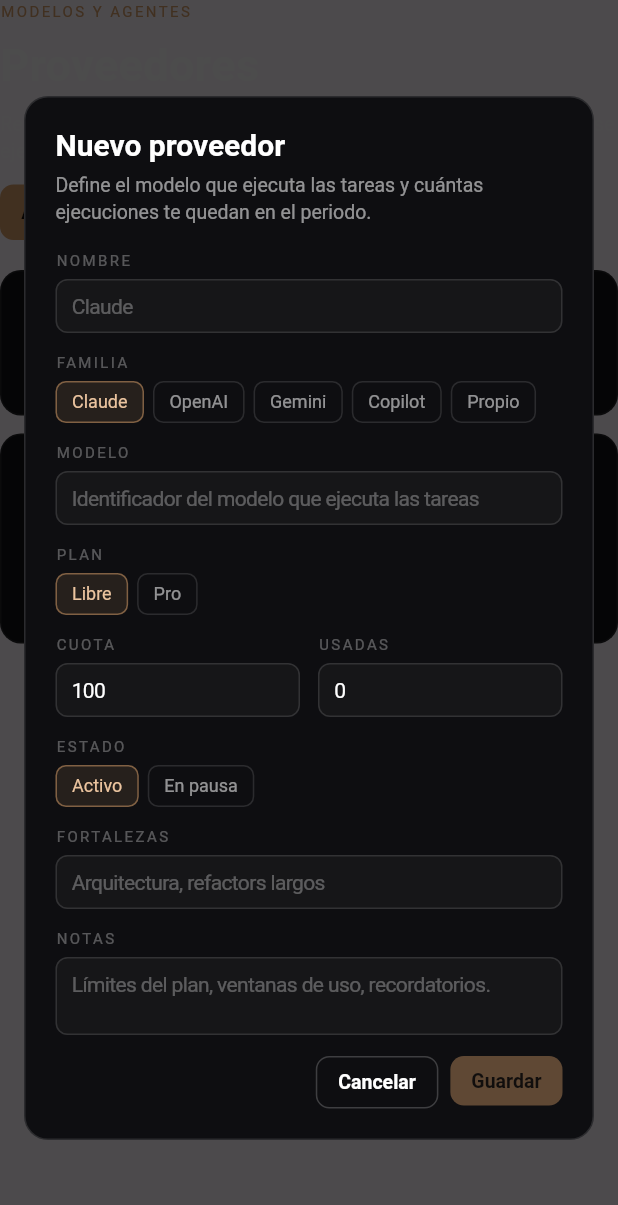
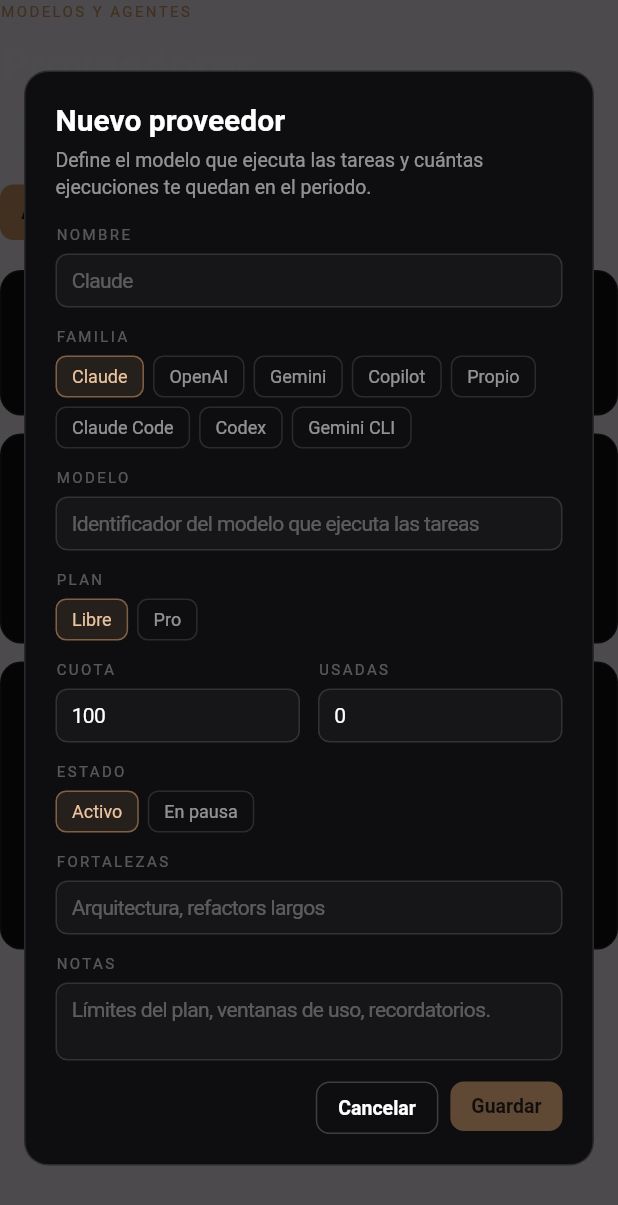
Before and after one commit to Sergiolin5/ashur-core, a Flutter app: the PaginaProveedores widget shown alone on an empty page, opened directly with empty values, after a tap on "Añadir proveedor", on a phone screen of 412 x 824 dp. Shown: the top 1205 px of the screen. Run offline on Flutter 3.47's test engine with Material 3 defaults, Android fonts, the phone set to English and light mode, and no system bars; our stand-ins replace flutter_secure_storage; accounts and stored records are empty; Roboto replaces fonts that are missing (Menlo).

Commit message:
App: Workbench muestra las tareas que esperan a un equipo y los equipos
Familias Claude Code, Codex y Gemini CLI en los proveedores, el estado de
espera con Cancelar espera en el detalle, y la lista de equipos vistos.

Co-Authored-By: Claude Fable 5.2 <noreply@anthropic.com>

```diff
--- a/app/lib/workbench/almacen.dart
+++ b/app/lib/workbench/almacen.dart
@@ -10,6 +10,7 @@ const tipoProveedores = 'proveedores';
 const tipoTareas = 'tareas';
 const tipoEntregas = 'entregas';
 const tipoServidores = 'servidores';
+const tipoEquipos = 'equipos';
 
 const tiposTarea = {
   'funcion': 'Función',
@@ -41,7 +42,13 @@ const familias = {
   'gemini': 'Gemini',
   'copilot': 'Copilot',
   'propio': 'Propio',
+  'claude_code': 'Claude Code',
+  'codex': 'Codex',
+  'gemini_cli': 'Gemini CLI',
 };
+
+/// Familias que resuelve un equipo de Sergio con el programa oficial y su sesión, no una API con clave.
+const familiasDeEquipo = {'claude_code', 'codex', 'gemini_cli'};
 
 const coloresFamilia = {
   'claude': 0xFFD9A06A,
@@ -49,6 +56,9 @@ const coloresFamilia = {
   'gemini': 0xFF8FA9D9,
   'copilot': 0xFFC7A6D9,
   'propio': 0xFF9C9A8E,
+  'claude_code': 0xFFE3B98F,
+  'codex': 0xFF7FB8AE,
+  'gemini_cli': 0xFF8FA9D9,
 };
 
 const plataformas = ['ios', 'macos', 'web', 'android', 'windows'];
@@ -106,6 +116,9 @@ class DatosWorkbench extends ChangeNotifier {
   List<Registro> tareas = [];
   List<Registro> entregas = [];
   List<Registro> servidores = [];
+
+  /// Los equipos que corren el ejecutor, con la última vez que pidieron trabajo.
+  List<Registro> equipos = [];
   bool cargando = true;
   String? aviso;
   bool avisoEsError = false;
@@ -131,12 +144,14 @@ class DatosWorkbench extends ChangeNotifier {
         almacen.listar(tipoTareas),
         almacen.listar(tipoEntregas),
         almacen.listar(tipoServidores),
+        almacen.listar(tipoEquipos),
       ]);
       proyectos = listas[0];
       proveedores = listas[1];
       tareas = listas[2];
       entregas = listas[3];
       servidores = listas[4];
+      equipos = listas[5];
     } catch (e) {
       aviso = '$e';
       avisoEsError = true;
--- a/app/lib/workbench/pagina_proveedores.dart
+++ b/app/lib/workbench/pagina_proveedores.dart
@@ -61,6 +61,28 @@ class PaginaProveedores extends StatelessWidget {
               ],
             );
           },
+        ),
+        const SizedBox(height: 12),
+        Seccion(
+          etiqueta: 'Sin claves',
+          titulo: 'Equipos',
+          child: Column(
+            crossAxisAlignment: CrossAxisAlignment.stretch,
+            children: [
+              const Text(
+                'Claude Code, Codex y Gemini CLI no usan clave: las tareas las resuelve uno de tus equipos con el '
+                'programa oficial y tu sesión. Esperan hasta que el equipo esté en la red con el ejecutor.',
+                style: wbCuerpo,
+              ),
+              const SizedBox(height: 12),
+              if (datos.equipos.isEmpty) const Text('Ningún equipo ha pedido trabajo todavía.', style: wbCuerpo),
+              for (final e in datos.equipos)
+                Dato(
+                  '${e['nombre']} · ${[for (final f in (e['familias'] as List?) ?? const []) familias[f] ?? f].join(', ')}',
+                  'visto ${fechaCorta(e['visto'])}',
+                ),
+            ],
+          ),
         ),
       ],
     );
@@ -238,7 +260,13 @@ class _FormularioProveedorState extends State<_FormularioProveedor> {
       children: [
         Campo('Nombre', _nombre, pista: 'Claude'),
         Selector('Familia', opciones: familias, valor: _familia, alElegir: (v) => setState(() => _familia = v)),
-        Campo('Modelo', _modelo, pista: 'Identificador del modelo que ejecuta las tareas'),
+        Campo(
+          'Modelo',
+          _modelo,
+          pista: familiasDeEquipo.contains(_familia)
+              ? 'Opcional: el modelo que usa el programa del equipo'
+              : 'Identificador del modelo que ejecuta las tareas',
+        ),
         Selector(
           'Plan',
           opciones: const {'libre': 'Libre', 'pro': 'Pro'},
--- a/app/lib/workbench/pagina_tareas.dart
+++ b/app/lib/workbench/pagina_tareas.dart
@@ -297,11 +297,16 @@ class _PantallaTareaState extends State<PantallaTarea> {
   Future<void> _ejecutar() async {
     setState(() => _ejecutando = true);
     await _datos.hacer(() async {
-      await _datos.almacen.ejecutarTarea(widget.id);
-      return 'Ejecución terminada';
+      final tarea = await _datos.almacen.ejecutarTarea(widget.id);
+      return tarea['espera_equipo'] == true ? 'En espera de un equipo' : 'Ejecución terminada';
     });
     if (mounted) setState(() => _ejecutando = false);
   }
+
+  Future<void> _cancelarEspera() => _datos.hacer(() async {
+        await _datos.almacen.editar(tipoTareas, widget.id, {'estado': 'asignada', 'espera_equipo': false});
+        return 'Espera cancelada';
+      });
 
   Future<void> _borrar() async {
     final bien = await _datos.hacer(() async {
@@ -376,6 +381,16 @@ class _PantallaTareaState extends State<PantallaTarea> {
         valor: proveedorId,
         alElegir: (v) => _asignar(tarea, v),
       ),
+      if (tarea['espera_equipo'] == true) ...[
+        Text(
+          tarea['equipo'] == null
+              ? 'Esperando a que un equipo la tome. Se resuelve cuando tu equipo esté en la red con el ejecutor.'
+              : 'La tomó ${tarea['equipo']} el ${fechaCorta(tarea['tomada'])}. Está trabajando en ella.',
+          style: wbCuerpo,
+        ),
+        const SizedBox(height: 10),
+        Align(alignment: Alignment.centerLeft, child: Boton('Cancelar espera', alTocar: _cancelarEspera)),
+      ] else
         Align(
           alignment: Alignment.centerLeft,
           child: Boton(
```
Also changed, not shown: 1 other file. Lines whose indentation alone changed are shown as unchanged.
